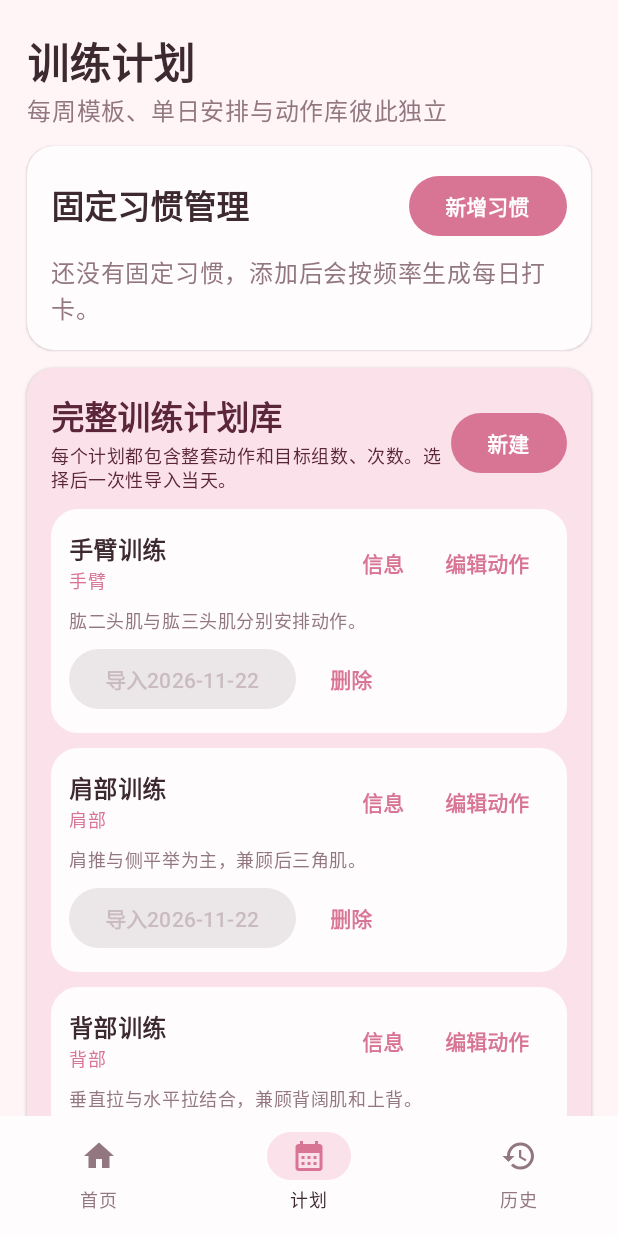
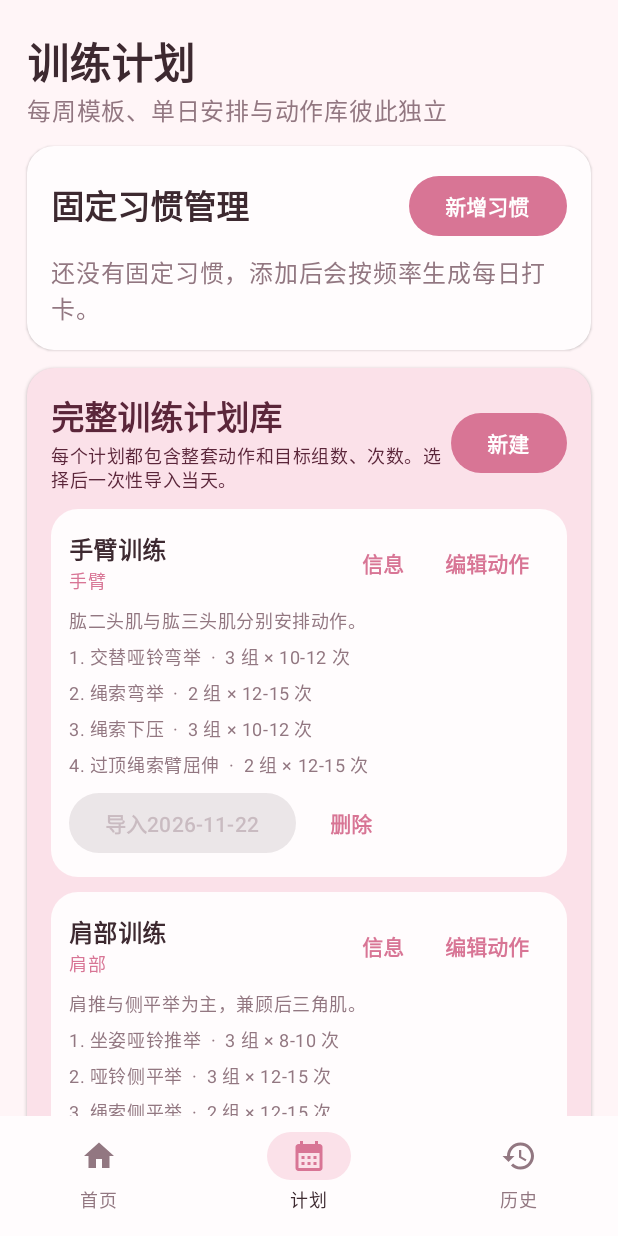
Before and after one commit to BXXDMHHH/DailyFit, an Android app built with Jetpack Compose: the screen it shows after launch (MainActivity), item 2 of the bottom bar chosen, on a phone screen of 412 x 824 dp. Run offline under Robolectric (Android 15) with nearby library versions, the phone set to English and light mode, and no system bars; our stand-ins replace Room's generated code.

Commit message:
Preview full workout templates and confirm daily plan replacement

```diff
--- a/app/src/main/java/com/dailyfit/app/feature/plan/PlanScreen.kt
+++ b/app/src/main/java/com/dailyfit/app/feature/plan/PlanScreen.kt
@@ -54,6 +54,7 @@ fun PlanScreen(viewModel: PlanViewModel, habitViewModel: HabitViewModel, modifie
     var editingExtra by remember { mutableStateOf<DailyWorkoutPlanEntity?>(null) }
     var editingTemplate by remember { mutableStateOf<WorkoutTemplateEntity?>(null) }
     var deletingTemplate by remember { mutableStateOf<WorkoutTemplateEntity?>(null) }
+    var pendingTemplateImport by remember { mutableStateOf<WorkoutTemplateEntity?>(null) }
     var showTemplateEditor by remember { mutableStateOf(false) }
     var dateText by remember { mutableStateOf(state.selectedDate.toString()) }
 
@@ -103,9 +104,17 @@ fun PlanScreen(viewModel: PlanViewModel, habitViewModel: HabitViewModel, modifie
                                 if (template.description.isNotBlank()) {
                                     Text(template.description, style = MaterialTheme.typography.bodySmall, color = MaterialTheme.colorScheme.onSurfaceVariant)
                                 }
+                                val templateActions = state.workoutTemplateExercises.filter { it.ownerId == template.id }.sortedBy { it.sortOrder }
+                                templateActions.forEach { action ->
+                                    Text(
+                                        "${action.sortOrder + 1}. ${action.exerciseNameSnapshot}  ·  ${action.targetSets} 组 × ${action.targetReps} 次",
+                                        style = MaterialTheme.typography.bodySmall,
+                                        color = MaterialTheme.colorScheme.onSurfaceVariant
+                                    )
+                                }
                                 Row(horizontalArrangement = Arrangement.spacedBy(8.dp)) {
                                     Button(
-                                        onClick = { viewModel.importWorkoutTemplateForSelectedDate(template.id) },
+                                        onClick = { pendingTemplateImport = template },
                                         enabled = !state.isLoading && state.dailyPlans.any { it.isPrimary && it.status == "PLANNED" }
                                     ) { Text("导入${state.selectedDate}") }
                                     TextButton(onClick = { deletingTemplate = template }) { Text("删除") }
@@ -239,6 +248,22 @@ fun PlanScreen(viewModel: PlanViewModel, habitViewModel: HabitViewModel, modifie
                 TextButton(onClick = { viewModel.deleteWorkoutTemplate(template.id); deletingTemplate = null }) { Text("删除") }
             },
             dismissButton = { TextButton(onClick = { deletingTemplate = null }) { Text("取消") } }
+        )
+    }
+    pendingTemplateImport?.let { template ->
+        AlertDialog(
+            onDismissRequest = { pendingTemplateImport = null },
+            title = { Text("导入完整训练计划？") },
+            text = {
+                Text("将「${template.name}」的全部动作、目标组数和次数复制到 ${state.selectedDate} 的主要训练，并替换当天当前计划。模板本身和已保存的训练历史不会改变。")
+            },
+            confirmButton = {
+                TextButton(onClick = {
+                    viewModel.importWorkoutTemplateForSelectedDate(template.id)
+                    pendingTemplateImport = null
+                }) { Text("确认导入") }
+            },
+            dismissButton = { TextButton(onClick = { pendingTemplateImport = null }) { Text("取消") } }
         )
     }
     if (showWeeklyEditor) {
```
